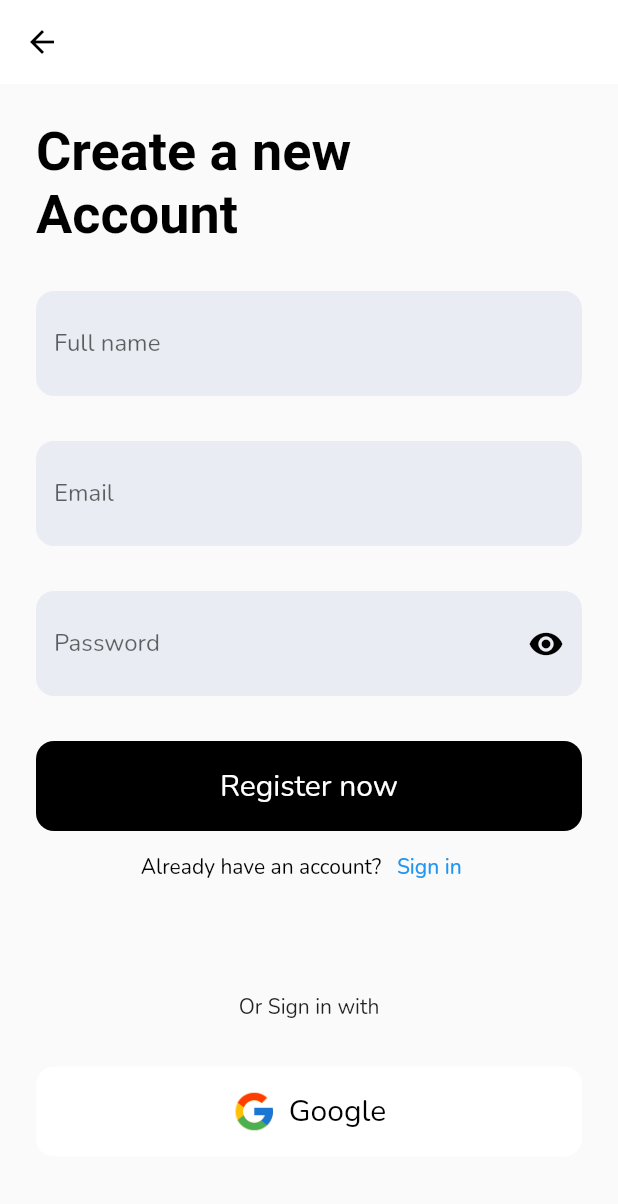
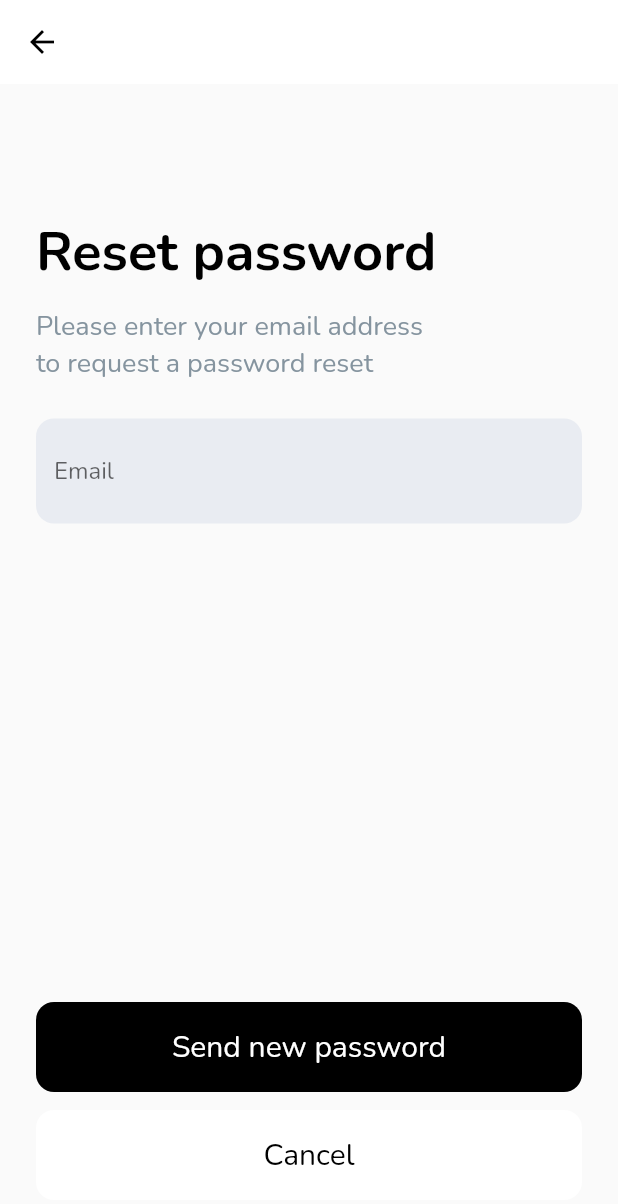
Before and after one commit to wahedzaman/get_it_done, a Flutter app: the RegistrationScreen screen opened directly, after a tap on "Google", on a phone screen of 412 x 824 dp. Shown: the top 1204 px of the screen. Run offline on Flutter 3.47's test engine with Material 2 defaults, Android fonts, the light colour scheme and no system bars; our stand-ins replace gap, get.

Commit message:
password reset screen added

```diff
--- a/lib/core/ui_constants.dart
+++ b/lib/core/ui_constants.dart
@@ -15,6 +15,7 @@ Gap gap24 = const Gap(24);
 Gap gap36 = const Gap(36);
 Gap gap40 = const Gap(40);
 Gap gap48 = const Gap(48);
+Gap gap64 = const Gap(64);
 
 EdgeInsets padding0 = const EdgeInsets.all(0);
 EdgeInsets padding2 = const EdgeInsets.all(2);
--- a/lib/ui/screens/auth/login_screen.dart
+++ b/lib/ui/screens/auth/login_screen.dart
@@ -2,6 +2,7 @@ import 'package:GID/core/ui_color_constant.dart';
 import 'package:GID/core/ui_constants.dart';
 import 'package:GID/core/ui_utils.dart';
 import 'package:GID/ui/screens/auth/registration_screen.dart';
+import 'package:GID/ui/screens/auth/reset_password.dart';
 import 'package:GID/ui/widgets/app_button.dart';
 import 'package:GID/ui/widgets/app_edit_text.dart';
 import 'package:flutter/material.dart';
@@ -76,7 +77,7 @@ class _LoginScreenState extends State<LoginScreen> {
               const SizedBox(height: 30),
               AppButton(
                   onTap: () {
-                    debugPrint("google oauth");
+                    Get.to(const ResetPasswordScreen());
                   },
                   title: "Google",
                   whiteButtton: true,
--- a/lib/ui/screens/auth/registration_screen.dart
+++ b/lib/ui/screens/auth/registration_screen.dart
@@ -1,4 +1,5 @@
 import 'package:GID/ui/screens/auth/login_screen.dart';
+import 'package:GID/ui/screens/auth/reset_password.dart';
 import 'package:flutter/material.dart';
 import 'package:get/get.dart';
 import 'package:get/get_core/src/get_main.dart';
@@ -87,7 +88,7 @@ class _RegistrationScreenState extends State<RegistrationScreen> {
               const SizedBox(height: 30),
               AppButton(
                 onTap: () {
-                  debugPrint("google oauth");
+                  Get.to(const ResetPasswordScreen());
                 },
                 title: "Google",
                 whiteButtton: true,
--- /dev/null
+++ b/lib/ui/screens/auth/reset_password.dart
@@ -0,0 +1,64 @@
+import 'package:GID/core/ui_color_constant.dart';
+import 'package:GID/core/ui_constants.dart';
+import 'package:GID/core/ui_utils.dart';
+import 'package:GID/ui/widgets/app_button.dart';
+import 'package:flutter/material.dart';
+
+import '../../widgets/app_edit_text.dart';
+
+class ResetPasswordScreen extends StatelessWidget {
+  const ResetPasswordScreen({Key? key}) : super(key: key);
+
+  @override
+  Widget build(BuildContext context) {
+    return Scaffold(
+        appBar: AppBar(
+          elevation: 0,
+          backgroundColor: Colors.white,
+          foregroundColor: Colors.black,
+          automaticallyImplyLeading: true,
+        ),
+        body: Container(
+          padding: padding24,
+          width: double.infinity,
+          height: double.infinity,
+          child: Column(
+            crossAxisAlignment: CrossAxisAlignment.start,
+            // mainAxisAlignment: MainAxisAlignment.spaceAround,
+            children: [
+              gap64,
+              const Text(
+                "Reset password",
+                style: TextStyle(
+                  fontSize: 36,
+                  fontWeight: FontWeight.bold,
+                  color: Colors.black,
+                ),
+              ),
+              gap12,
+              Text(
+                "Please enter your email address \nto request a password reset",
+                style: TextStyle(fontSize: 18.0, color: hexToColor(greyDark)),
+              ),
+              gap24,
+              const AppEditText(hint: "Email"),
+              const Expanded(child: SizedBox()),
+              AppButton(
+                onTap: () {
+                  debugPrint("Send new password");
+                },
+                title: "Send new password",
+              ),
+              gap12,
+              AppButton(
+                whiteButtton: true,
+                onTap: () {
+                  debugPrint("Cancel");
+                },
+                title: "Cancel",
+              )
+            ],
+          ),
+        ));
+  }
+}
```
